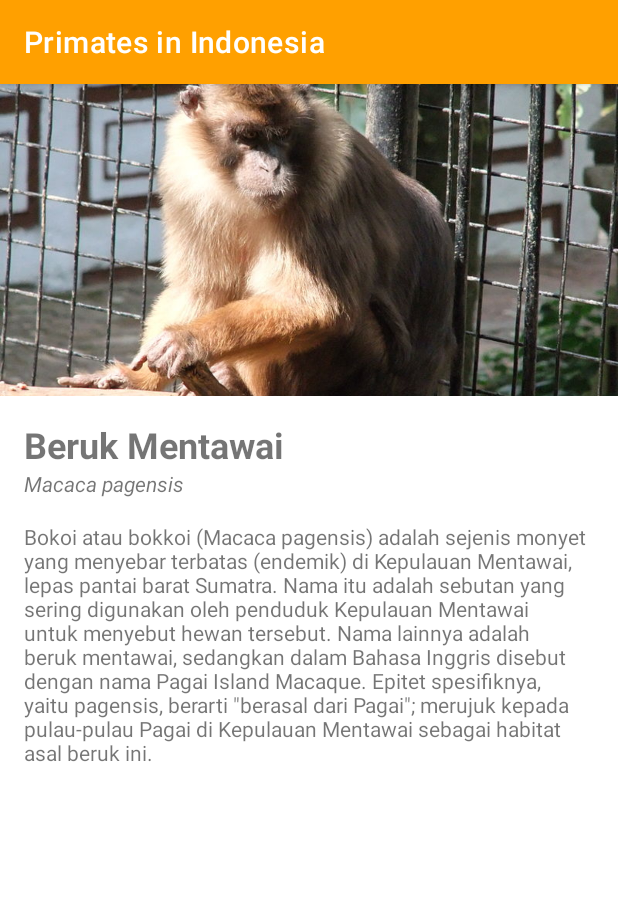
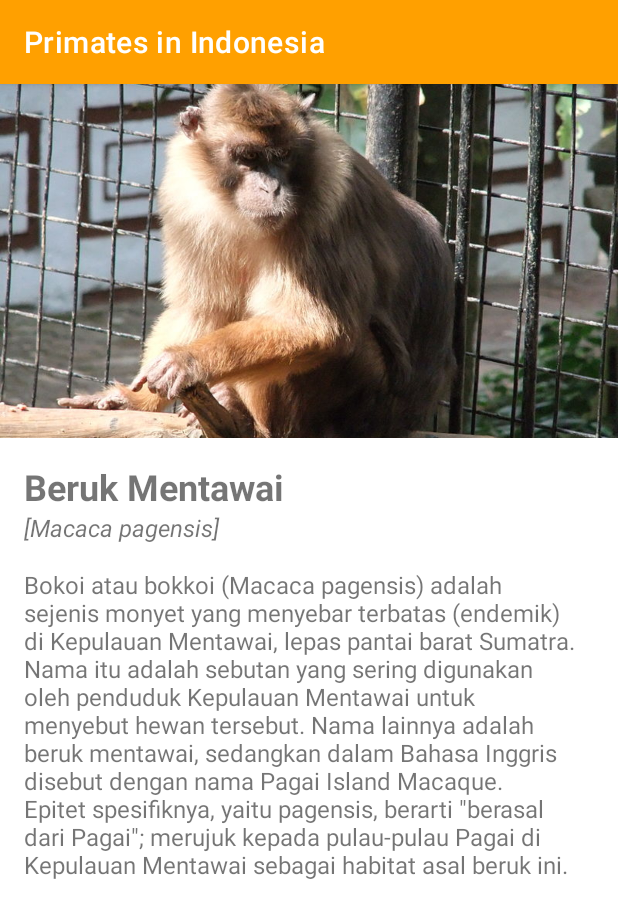
Before and after one commit to willyishmael/primates-in-indonesia, an Android app: the ItemDetailActivity screen opened directly, with no data from a screen before it, on a phone screen of 412 x 824 dp. Shown: the top 918 px of the screen. Run offline under Robolectric (Android 15) with nearby library versions, the phone set to English and light mode, and no system bars.

Commit message:
no message

```diff
--- a/app/src/main/java/com/ngab/primatesinindonesia/ItemDetailActivity.kt
+++ b/app/src/main/java/com/ngab/primatesinindonesia/ItemDetailActivity.kt
@@ -22,7 +22,7 @@ class ItemDetailActivity : AppCompatActivity() {
 
         binding.imgPrimateBig.setImageResource(primate.photo)
         binding.tvPrimateName.text = primate.name
-        binding.tvPrimateLatinName.text = primate.latinName
+        binding.tvPrimateLatinName.text = "[" + primate.latinName + "]"
         binding.tvPrimateDescription.text = primate.detail
     }
 }
--- a/app/src/main/res/layout/activity_item_detail.xml
+++ b/app/src/main/res/layout/activity_item_detail.xml
@@ -11,21 +11,21 @@
         android:id="@+id/img_primate_big"
         android:layout_width="match_parent"
         android:layout_height="0dp"
-        android:layout_weight="40"
+        android:layout_weight="50"
+        android:contentDescription="@string/dummy_text"
         android:scaleType="centerCrop"
-        android:contentDescription="@string/dummy_text"
-        tools:src="@drawable/siamang"/>
+        tools:src="@drawable/siamang" />
 
     <TextView
         android:id="@+id/tv_primate_name"
         android:layout_width="wrap_content"
         android:layout_height="wrap_content"
-        android:textSize="24sp"
         android:layout_marginStart="16dp"
         android:layout_marginTop="16dp"
         android:layout_marginEnd="16dp"
+        android:textSize="24sp"
         android:textStyle="bold"
-        tools:text="@string/dummy_text"/>
+        tools:text="@string/dummy_text" />
 
     <TextView
         android:id="@+id/tv_primate_latin_name"
@@ -34,8 +34,9 @@
         android:layout_marginStart="16dp"
         android:layout_marginEnd="16dp"
         android:layout_marginBottom="16dp"
+        android:textSize="16sp"
         android:textStyle="italic"
-        tools:text="@string/dummy_text"/>
+        tools:text="@string/dummy_text" />
 
     <TextView
         android:id="@+id/tv_primate_description"
@@ -43,7 +44,8 @@
         android:layout_height="wrap_content"
         android:layout_marginStart="16dp"
         android:layout_marginEnd="16dp"
-        tools:text="@string/dummy_text"/>
+        android:textSize="16sp"
+        tools:text="@string/dummy_text" />
 
 
 </LinearLayout>
```
Also changed, not shown: app/src/main/res/drawable/lutung_kedih.jpg.
